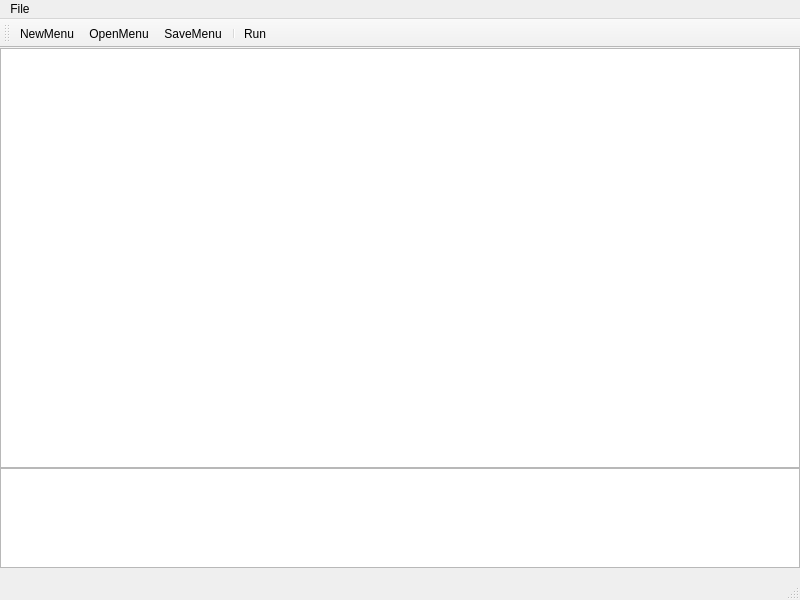
Before: the Qt Designer form mainwindow.ui in NetworkShark/StormworksLuaEditor, drawn with Qt 5.
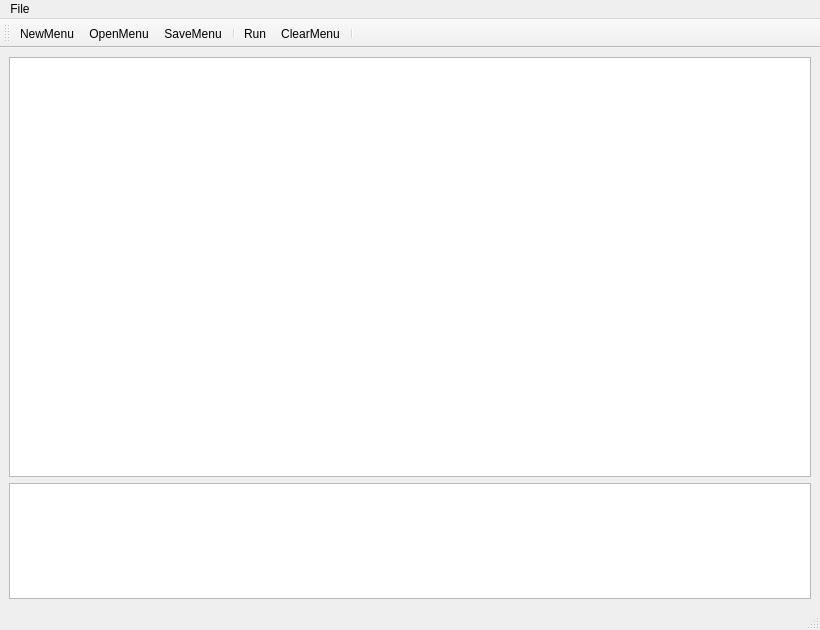
After: the same form once the commit is applied. Icons and pictures are not drawn.

Commit message: Add Clear Results, Fix auto resize.

Diff of the .ui file:
```diff
--- a/mainwindow.ui
+++ b/mainwindow.ui
@@ -6,87 +6,61 @@
    <rect>
     <x>0</x>
     <y>0</y>
-    <width>800</width>
-    <height>600</height>
+    <width>820</width>
+    <height>630</height>
    </rect>
   </property>
   <property name="windowTitle">
    <string>MainWindow</string>
   </property>
   <widget class="QWidget" name="centralwidget">
-   <widget class="QScrollArea" name="scrollAreaText">
-    <property name="geometry">
-     <rect>
-      <x>-1</x>
-      <y>-1</y>
-      <width>801</width>
-      <height>421</height>
-     </rect>
-    </property>
-    <property name="widgetResizable">
-     <bool>true</bool>
-    </property>
-    <widget class="QWidget" name="scrollAreaWidgetContents">
-     <property name="geometry">
-      <rect>
-       <x>0</x>
-       <y>0</y>
-       <width>799</width>
-       <height>419</height>
-      </rect>
-     </property>
+   <layout class="QGridLayout" name="gridLayout">
+    <item row="0" column="0">
      <widget class="QTextEdit" name="textEditor">
-      <property name="geometry">
-       <rect>
-        <x>0</x>
-        <y>0</y>
-        <width>801</width>
-        <height>421</height>
-       </rect>
+      <property name="minimumSize">
+       <size>
+        <width>800</width>
+        <height>420</height>
+       </size>
       </property>
      </widget>
-    </widget>
-   </widget>
-   <widget class="QScrollArea" name="scrollAreaResult">
-    <property name="geometry">
-     <rect>
-      <x>-1</x>
-      <y>419</y>
-      <width>801</width>
-      <height>101</height>
-     </rect>
-    </property>
-    <property name="widgetResizable">
-     <bool>true</bool>
-    </property>
-    <widget class="QWidget" name="scrollAreaWidgetContents_2">
-     <property name="geometry">
-      <rect>
-       <x>0</x>
-       <y>0</y>
-       <width>799</width>
-       <height>99</height>
-      </rect>
-     </property>
+    </item>
+    <item row="1" column="0">
      <widget class="QTextEdit" name="textResults">
-      <property name="geometry">
-       <rect>
-        <x>0</x>
-        <y>0</y>
-        <width>801</width>
-        <height>101</height>
-       </rect>
+      <property name="minimumSize">
+       <size>
+        <width>800</width>
+        <height>100</height>
+       </size>
+      </property>
+      <property name="maximumSize">
+       <size>
+        <width>16777215</width>
+        <height>200</height>
+       </size>
+      </property>
+      <property name="acceptDrops">
+       <bool>false</bool>
+      </property>
+      <property name="styleSheet">
+       <string notr="true"/>
+      </property>
+      <property name="undoRedoEnabled">
+       <bool>false</bool>
+      </property>
+      <property name="readOnly">
+       <bool>true</bool>
       </property>
      </widget>
-    </widget>
-   </widget>
+    </item>
+   </layout>
   </widget>
   <widget class="QMenuBar" name="menubar">
    <property name="geometry">
     <rect>
      <x>0</x>
      <y>0</y>
-     <width>800</width>
+     <width>820</width>
      <height>21</height>
     </rect>
    </property>
@@ -114,6 +88,8 @@
    <addaction name="actionMenuSave"/>
    <addaction name="separator"/>
    <addaction name="actionMenuRun"/>
+   <addaction name="actionMenuClear"/>
+   <addaction name="separator"/>
   </widget>
   <widget class="QStatusBar" name="statusbar"/>
   <action name="actionExit">
@@ -169,6 +145,18 @@
     <string>Run</string>
    </property>
   </action>
+  <action name="actionMenuClear">
+   <property name="icon">
+    <iconset resource="Icons.qrc">
+     <normaloff>:/Icons/Icons/iconfinder_terminal_clear.png</normaloff>:/Icons/Icons/iconfinder_terminal_clear.png</iconset>
+   </property>
+   <property name="text">
+    <string>ClearMenu</string>
+   </property>
+   <property name="toolTip">
+    <string>Clear</string>
+   </property>
+  </action>
  </widget>
  <resources>
   <include location="Icons.qrc"/>
```
Left out of the diff: 2 changed lines with no effect on the pictures. The commit also changes 6 other files.
